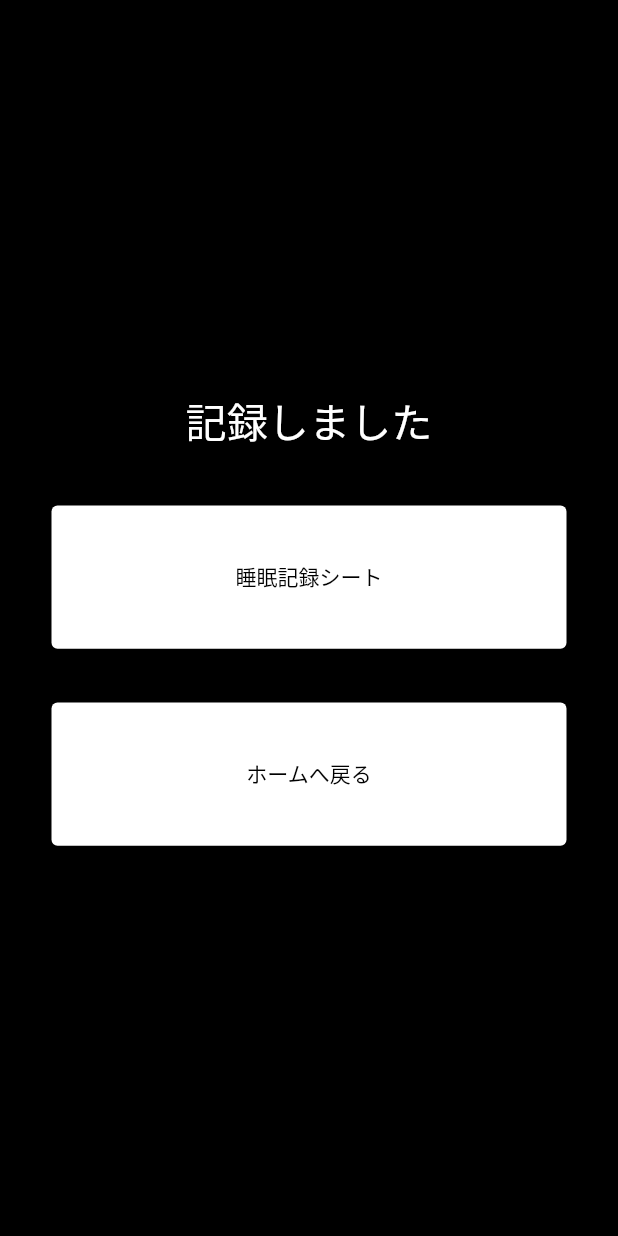
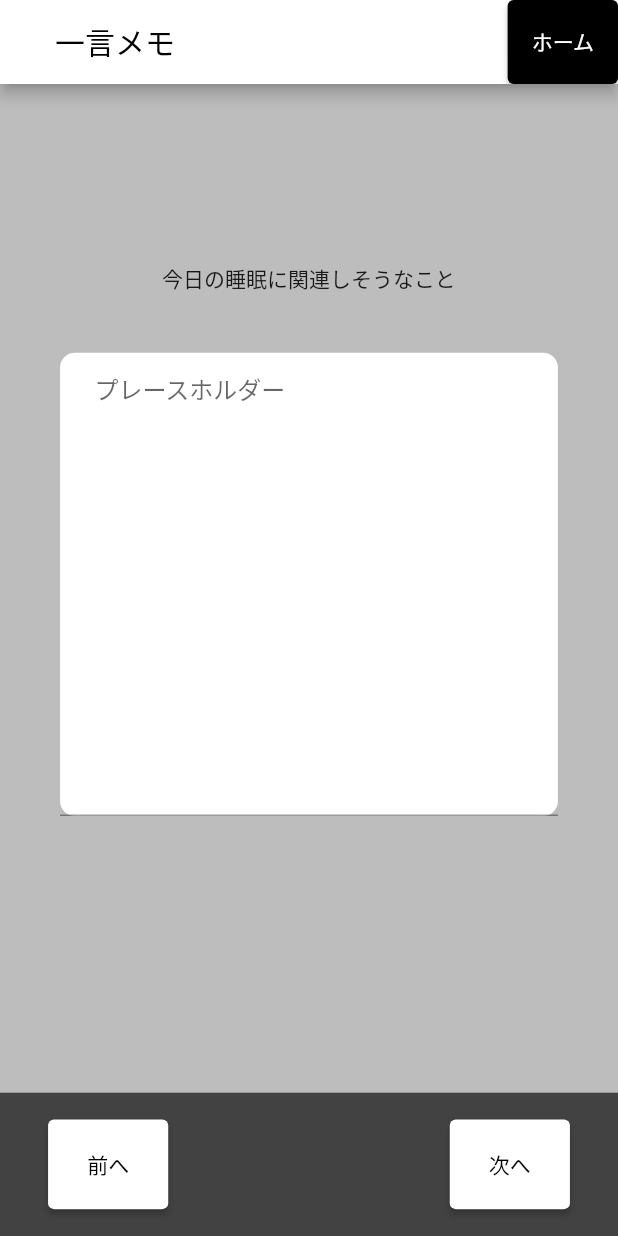
Before and after one commit to codeforjapan/Gussuri, a Flutter app: the Awaking screen opened directly, after a tap on "0回", on a phone screen of 412 x 824 dp. Run offline on Flutter 3.47's test engine with Material 2 defaults, Android fonts, the phone set to English and light mode, and no system bars; our stand-ins replace flutter_screenutil.

Commit message:
feat: create memo

```diff
--- a/lib/awakening.dart
+++ b/lib/awakening.dart
@@ -1,7 +1,7 @@
 import 'package:flutter/material.dart';
 import 'package:flutter_screenutil/flutter_screenutil.dart';
 import 'package:gussuri/awakening_time.dart';
-import 'package:gussuri/finish.dart';
+import 'package:gussuri/memo.dart';
 import 'package:gussuri/sleepy.dart';
 
 import 'home.dart';
@@ -59,7 +59,7 @@ class Awaking extends StatelessWidget {
                     ),
                     onPressed: () {
                       Navigator.push(context,
-                          MaterialPageRoute(builder: (context) => const Finish()));
+                          MaterialPageRoute(builder: (context) => const Memo()));
                     },
                   )),
               Container(
@@ -151,7 +151,7 @@ class Awaking extends StatelessWidget {
                     ),
                     onPressed: () {
                       Navigator.push(context,
-                          MaterialPageRoute(builder: (context) => const Finish()));
+                          MaterialPageRoute(builder: (context) => const Memo()));
                     },
                   ),
                 )
--- /dev/null
+++ b/lib/memo.dart
@@ -0,0 +1,168 @@
+import 'package:flutter/material.dart';
+import 'package:gussuri/finish.dart';
+import 'package:flutter_screenutil/flutter_screenutil.dart';
+
+import 'home.dart';
+
+class Memo extends StatelessWidget {
+  const Memo({Key? key}) : super(key: key);
+
+  @override
+  Widget build(BuildContext context) {
+    return Scaffold(
+      backgroundColor: const Color(0xFFBDBDBD),
+      appBar: AppBar(
+        centerTitle: false,
+        title: Padding(
+            padding: EdgeInsets.only(left: 18.0.w),
+            child: const Text(
+              '一言メモ',
+              style: TextStyle(color: Colors.black),
+            )),
+        actions: [
+          ElevatedButton(
+            child: const Text('ホーム'),
+            style: ElevatedButton.styleFrom(primary: Colors.black),
+            onPressed: () {
+              Navigator.push(
+                  context,
+                  MaterialPageRoute(
+                      builder: (context) => const HomePageDart()));
+            },
+          )
+        ],
+        backgroundColor: Colors.white,
+        automaticallyImplyLeading: false,
+      ),
+      body: Column(
+        mainAxisAlignment: MainAxisAlignment.end,
+        children: [
+          Expanded(
+              child: Column(
+            children: [
+              Container(
+                padding: EdgeInsets.fromLTRB(15.w, 100.h, 15.w, 10.h),
+                width: 350.w,
+                height: 150.h,
+                child: Column(
+                  children: const [Text('今日の睡眠に関連しそうなこと')],
+                ),
+              ),
+              Container(
+                margin: EdgeInsets.only(left: 35.w, right: 35.w),
+                decoration: BoxDecoration(
+                  color: Colors.white,
+                  borderRadius: BorderRadius.circular(10),
+                ),
+                width: 350.w,
+                child: TextField(
+                  decoration: InputDecoration(
+                    hintText: 'プレースホルダー',
+                    contentPadding: EdgeInsets.symmetric(horizontal: 20.w, vertical: 10.h),
+                    focusedBorder:OutlineInputBorder(
+                      borderSide: const BorderSide(color: Colors.white, width: 2.0),
+                      borderRadius: BorderRadius.circular(25.0),
+                    ),
+
+                  ),
+                  maxLines: 15,
+                  minLines: 15,
+                ),
+              ),
+            ],
+          )),
+          Container(
+            width: double.infinity,
+            height: 80.h,
+            decoration: const BoxDecoration(color: Color(0xFF424242)),
+            child: Row(
+              mainAxisAlignment: MainAxisAlignment.spaceBetween,
+              children: [
+                Padding(
+                    padding: EdgeInsets.only(left: 28.0.w),
+                    child: ElevatedButton(
+                        child: const Text('前へ'),
+                        style: ElevatedButton.styleFrom(
+                          minimumSize: Size(70.w, 50.h),
+                          primary: Colors.white,
+                          onPrimary: Colors.black,
+                        ),
+                        onPressed: () => Navigator.of(context).pop()
+                    )),
+                Padding(
+                  padding: EdgeInsets.only(right: 28.0.w),
+                  child: ElevatedButton(
+                    child: const Text('次へ'),
+                    style: ElevatedButton.styleFrom(
+                      minimumSize: Size(70.w, 50.h),
+                      primary: Colors.white,
+                      onPrimary: Colors.black,
+                    ),
+                    onPressed: () {
+                      Navigator.push(
+                          context,
+                          MaterialPageRoute(
+                              builder: (context) => const Finish()));
+                    },
+                  ),
+                )
+              ],
+            ),
+          ),
+        ],
+      ),
+    );
+  }
+}
+
+class SliderWidget extends StatefulWidget {
+  const SliderWidget({Key? key}) : super(key: key);
+
+  @override
+  State<SliderWidget> createState() => _SliderWidgetState();
+}
+
+class _SliderWidgetState extends State<SliderWidget> {
+  double _currentSliderValue = 0;
+
+  @override
+  Widget build(BuildContext context) {
+    return Column(
+      children: [
+        Container(
+          margin: EdgeInsets.symmetric(horizontal: 20.h),
+          child: Column(
+            children: [
+              Row(
+                mainAxisAlignment: MainAxisAlignment.spaceBetween,
+                children: List.generate(11, (index) => Text('$index')),
+              ),
+              Row(
+                mainAxisAlignment: MainAxisAlignment.spaceBetween,
+                children: List.generate(
+                  16,
+                  (index) => SizedBox(
+                    height: 8.h,
+                    child: VerticalDivider(
+                      width: 8.w,
+                    ),
+                  ),
+                ),
+              )
+            ],
+          ),
+        ),
+        Slider(
+            value: _currentSliderValue,
+            max: 10,
+            divisions: 10,
+            label: _currentSliderValue.round().toString(),
+            onChanged: (double value) {
+              setState(() {
+                _currentSliderValue = value;
+              });
+            })
+      ],
+    );
+  }
+}
```
Also changed, not shown: lib/awakening_time.dart (+21 -7 lines).
